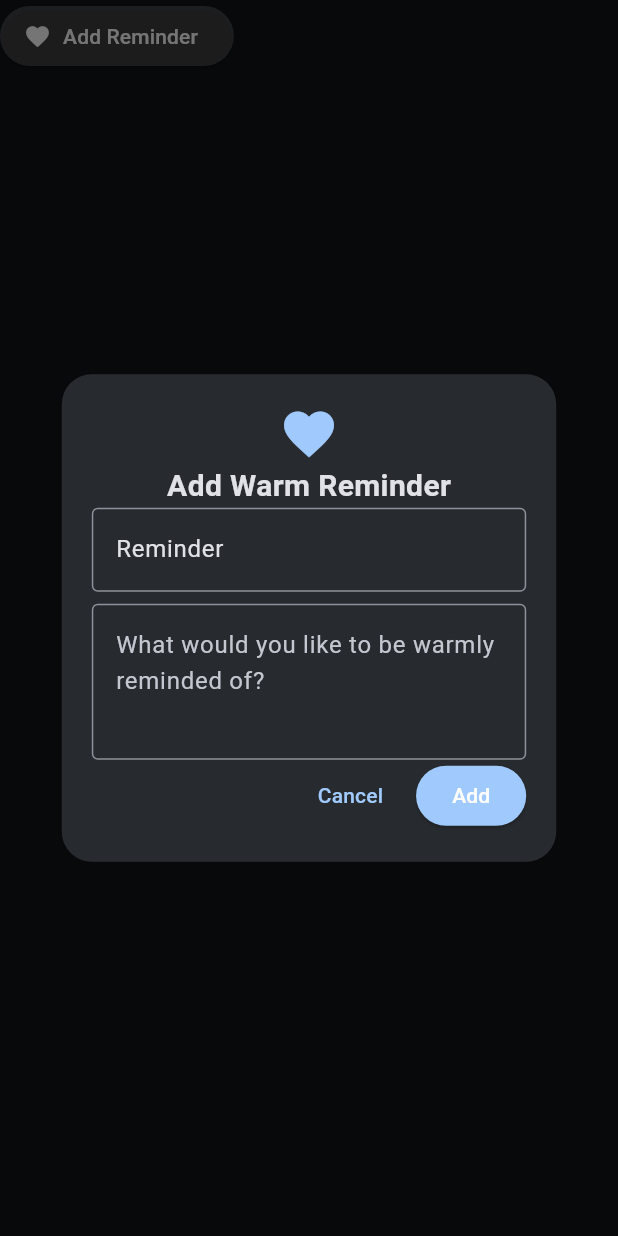
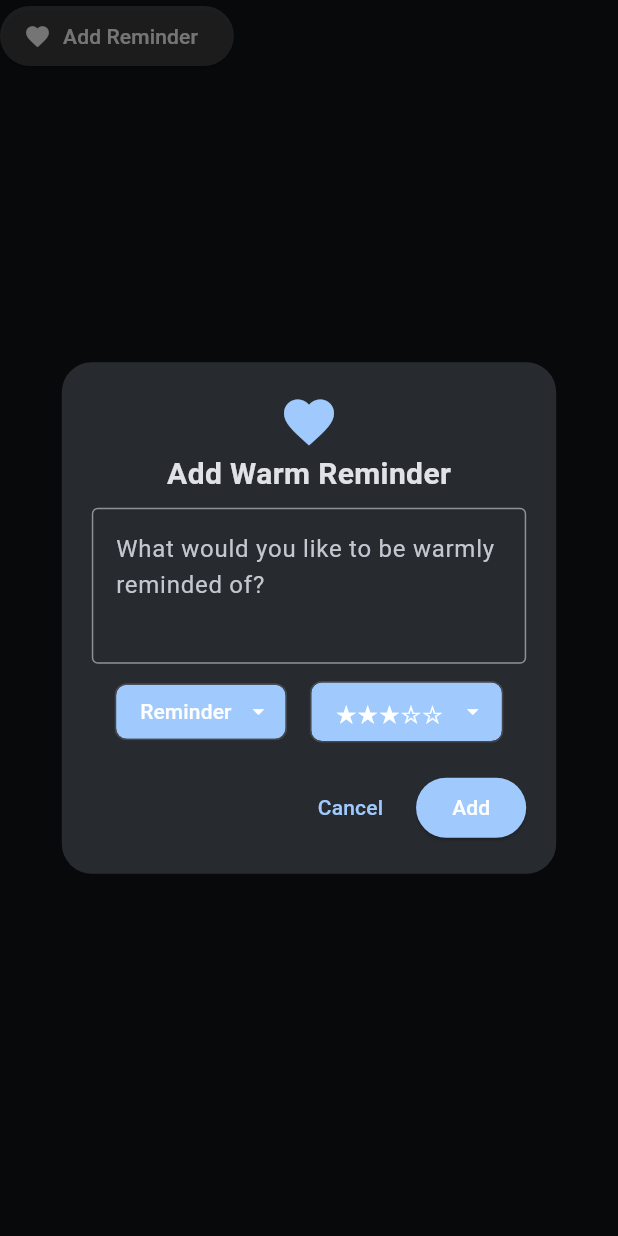
Before and after one commit to ConnorDKeehan/warm-reminders, a Flutter app: the AddReminderButton widget shown alone on an empty page, opened directly with empty values, after a tap on "Add Reminder", on a phone screen of 412 x 824 dp. Run offline on Flutter 3.47's test engine with Material 3 defaults, Android fonts, the light colour scheme and no system bars; drawn by our look-alikes of flutter_typeahead; our stand-ins replace firebase_core, firebase_messaging, flutter_secure_storage, flutter_signin_button, google_sign_in, sign_in_with_apple; accounts and stored records are empty; network calls fail.

Commit message:
Add category pill and importance pill

```diff
--- a/lib/features/main_page/widgets/add_reminder_button.dart
+++ b/lib/features/main_page/widgets/add_reminder_button.dart
@@ -1,7 +1,8 @@
 import 'package:flutter/material.dart';
-import 'package:flutter_typeahead/flutter_typeahead.dart';
 import 'package:warmreminders/features/main_page/main_page_api.dart';
 import 'package:warmreminders/features/main_page/models/requests/post_reminder_request.dart';
+import 'package:warmreminders/features/main_page/widgets/category_pill.dart';
+import 'package:warmreminders/features/main_page/widgets/importance_pill.dart';
 import 'package:warmreminders/utils/storage_util.dart';
 
 class AddReminderButton extends StatefulWidget {
@@ -24,7 +25,7 @@ class _AddReminderButtonState extends State<AddReminderButton> {
     final String defaultCategory = usersCategories.firstOrNull ?? "Reminder";
     showDialog(
       context: context,
-      builder: (context) => _AddReminderDialog(onAdd: addReminder, defaultCategory: defaultCategory),
+      builder: (context) => _AddReminderDialog(onAdd: addReminder),
     );
   }
 
@@ -44,16 +45,14 @@ class _AddReminderButtonState extends State<AddReminderButton> {
 
 class _AddReminderDialog extends StatelessWidget {
   final Function(PostReminderRequest) onAdd;
-  final String defaultCategory;
-  final TextEditingController _categoryController = TextEditingController();
   final TextEditingController _reminderController = TextEditingController();
 
-  _AddReminderDialog({required this.onAdd, required this.defaultCategory});
+  _AddReminderDialog({required this.onAdd});
 
   @override
   Widget build(BuildContext context) {
-    _categoryController.text = defaultCategory;
-
+    String selectedCategory = usersCategories.first;
+    int selectedImportance = 3;
     return Dialog(
       shape: RoundedRectangleBorder(
         borderRadius: BorderRadius.circular(20),
@@ -71,31 +70,6 @@ class _AddReminderDialog extends StatelessWidget {
                 'Add Warm Reminder',
                 style: TextStyle(fontSize: 20, fontWeight: FontWeight.bold),
               ),
-              TypeAheadField<String>(
-                suggestionsCallback: (pattern) => usersCategories
-                    .where((item) => item.toLowerCase().contains(pattern.toLowerCase()))
-                    .toList(),
-                itemBuilder: (context, s) => ListTile(title: Text(s)),
-                onSelected: (s) => _categoryController.text = s,
-                controller: _categoryController,
-
-                builder: ( context, fieldController, focusNode) {
-                  return TextField(
-                    controller: fieldController,   // <-- use this, not your own
-                    focusNode: focusNode,
-                    decoration: InputDecoration(
-                      hintText: 'Category',
-                      border: OutlineInputBorder(),
-                      focusedBorder: OutlineInputBorder(
-                        borderSide: BorderSide(
-                          color: Theme.of(context).colorScheme.primary,
-                          width: 2,
-                        ),
-                      ),
-                    ),
-                  );
-                },
-              ),
               SizedBox(height: 8),
               TextField(
                 controller: _reminderController,
@@ -112,6 +86,23 @@ class _AddReminderDialog extends StatelessWidget {
                 minLines: 3,
                 maxLines: 10,
               ),
+              SizedBox(height: 8),
+              Row(
+                mainAxisAlignment: MainAxisAlignment.spaceEvenly,
+                children: [
+                  CategoryPill(
+                    onCategorySelected: (category) {
+                      selectedCategory = category;
+                    },
+                  ),
+                  ImportancePill(
+                      onLevelSelected: (newLevel) {
+                        selectedImportance = newLevel;
+                      }
+                  )
+                ],
+              ),
+              SizedBox(height: 16),
               Row(
                 mainAxisAlignment: MainAxisAlignment.end,
                 children: [
@@ -123,7 +114,7 @@ class _AddReminderDialog extends StatelessWidget {
                   ElevatedButton(
                     onPressed: () {
                       final text = _reminderController.text.trim();
-                      final category = _categoryController.text.trim();
+                      final category = selectedCategory;
                       if (text.isNotEmpty) {
                         onAdd(PostReminderRequest(
                             reminderText: text,
--- /dev/null
+++ b/lib/features/main_page/widgets/importance_pill.dart
@@ -0,0 +1,72 @@
+import 'package:flutter/material.dart';
+
+class ImportancePill extends StatefulWidget {
+  final ValueChanged<int> onLevelSelected;
+
+  static const _min = 1;
+  static const _max = 5;
+
+  const ImportancePill({
+    super.key,
+    required this.onLevelSelected,
+  });
+
+  @override
+  State<ImportancePill> createState() => _ImportancePillState();
+}
+
+class _ImportancePillState extends State<ImportancePill> {
+  int level = 3; //default level
+  String _stars(int count) => '★' * count + '☆' * (ImportancePill._max - count);
+
+  void handleSelectImportance(int importance){
+    setState(() {
+      level = importance;
+    });
+
+    widget.onLevelSelected(importance);
+  }
+
+  @override
+  Widget build(BuildContext context) {
+    return GestureDetector(
+      onTap: () async {
+        final choice = await showDialog<int>(
+          context: context,
+          builder: (ctx) => SimpleDialog(
+            title: const Text('Select Importance'),
+            children: List.generate(ImportancePill._max, (i) {
+              final val = i + ImportancePill._min;
+              return SimpleDialogOption(
+                onPressed: () => Navigator.pop(ctx, val),
+                child: Row(
+                  mainAxisAlignment: MainAxisAlignment.spaceBetween,
+                  children: [
+                    Text(_stars(val), style: const TextStyle(fontSize: 18)),
+                    // optional hint text:
+                    Text(val == ImportancePill._min
+                        ? 'Lowest'
+                        : val == ImportancePill._max
+                        ? 'Highest'
+                        : '$val / ${ImportancePill._max}',
+                        style: TextStyle(color: Colors.grey[600])),
+                  ],
+                ),
+              );
+            }),
+          ),
+        );
+        if (choice != null && choice != level) {
+          handleSelectImportance(choice);
+        }
+      },
+      child: Chip(
+        label: Text(_stars(level)),
+        backgroundColor: Theme.of(context).colorScheme.primary,
+        labelStyle: const TextStyle(color: Colors.white, fontSize: 16),
+        deleteIcon: const Icon(Icons.arrow_drop_down, color: Colors.white),
+        onDeleted: () {}, // just to show the dropdown icon
+      ),
+    );
+  }
+}
--- a/lib/utils/storage_util.dart
+++ b/lib/utils/storage_util.dart
@@ -33,6 +33,6 @@ void setUsersCategories(Iterable<String> categories){
   usersCategories.addAll(categories);
 }
 
-Set<String> usersCategories = {};
+Set<String> usersCategories = {"Reminder"};
 const configApiBaseUrl = 'https://connormdk.xyz';
 const configApiSuccessResponses = [200, 201, 204];
```
Also changed, not shown: lib/features/main_page/widgets/category_pill.dart (+75 -17 lines).
